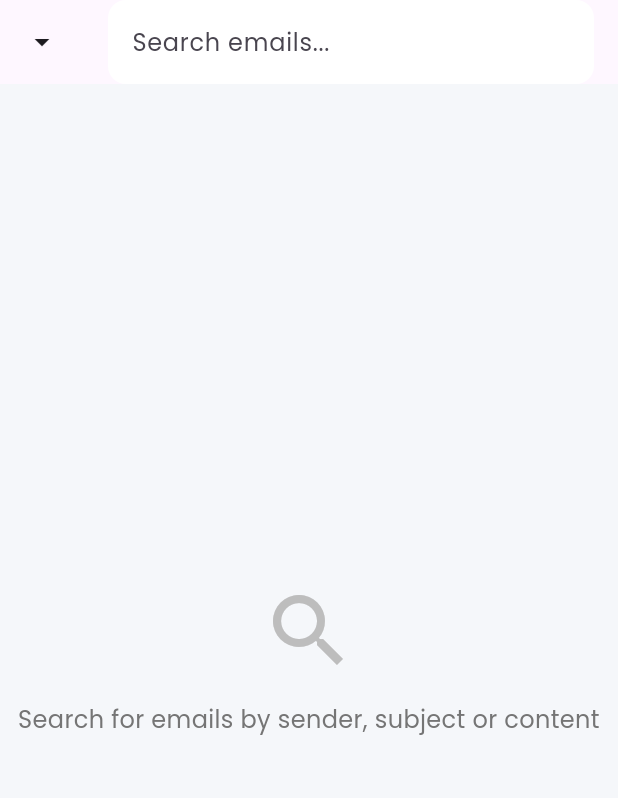
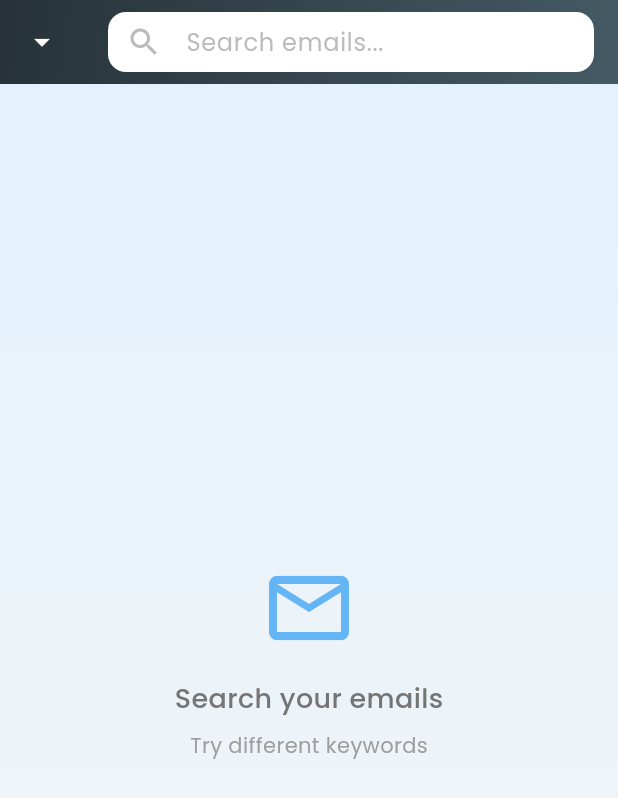
Before and after one commit to haris-315/ai_asistant, a Flutter app: the EmailSearchScreen screen opened directly, on a phone screen of 412 x 824 dp. Shown: the top 798 px of the screen. Run offline on Flutter 3.47's test engine with Material 3 defaults, Android fonts, the phone set to English and light mode, and no system bars; our stand-ins replace animated_notch_bottom_bar, connectivity_plus, dio, file_picker, flutter_bloc, flutter_markdown and 14 more; missing offline and left inert: jumping_dot; accounts and stored records are empty; network calls fail.

Commit message:
search functionlity improved

```diff
--- a/lib/ui/screen/home/emails/emails_search_screen.dart
+++ b/lib/ui/screen/home/emails/emails_search_screen.dart
@@ -1,5 +1,5 @@
-import 'package:ai_asistant/Controller/auth_controller.dart';
 import 'package:ai_asistant/data/models/emails/thread_detail.dart';
+import 'package:ai_asistant/ui/screen/home/emails/email_details_screen.dart';
 import 'package:ai_asistant/ui/widget/dateformat.dart';
 import 'package:ai_asistant/ui/widget/snackbar.dart';
 import 'package:flutter/material.dart';
@@ -19,7 +19,6 @@ class EmailSearchScreen extends StatefulWidget {
 class _EmailSearchScreenState extends State<EmailSearchScreen> {
   final TextEditingController _searchController = TextEditingController();
   final ScrollController _scrollController = ScrollController();
-  final AuthController _authController = Get.find<AuthController>();
   final FocusNode _searchFocusNode = FocusNode();
 
   List<EmailMessage> _emails = [];
@@ -28,7 +27,7 @@ class _EmailSearchScreenState extends State<EmailSearchScreen> {
   bool _hasReachedEnd = false;
   bool _isLoadingDetails = false;
   int _skip = 0;
-  static const int _limit = 15;
+  static const int _limit = 6;
   String _currentQuery = '';
 
   @override
@@ -159,23 +158,122 @@ class _EmailSearchScreenState extends State<EmailSearchScreen> {
         return;
       }
 
-      // Uncomment when you have the actual implementation
-      // final threadData = await _authController.GetThreadbyID(
-      //   threadId,
-      //   null,
-      //   notToShowLoader: true,
-      // );
-
-      // if (threadData != null && threadData.isNotEmpty) {
-      //   Get.to(() => EmailDetailScreen(threadAndData: threadData));
-      // } else {
-      //   _showErrorSnackbar('Failed to load email details.');
-      // }
+      Get.to(
+        () => EmailDetailScreen(
+          subject: email.subject ?? "",
+          summary: email.summary ?? "",
+          conversationId: email.id ?? "",
+          threadAndData: {
+            "thread_mails": [email],
+          },
+        ),
+      );
     } finally {
       if (mounted) {
         setState(() => _isLoadingDetails = false);
       }
     }
+  }
+
+  @override
+  Widget build(BuildContext context) {
+    return Scaffold(
+      appBar: AppBar(
+        leading: IconButton(
+          onPressed: () => Navigator.pop(context),
+          icon: const Icon(Icons.arrow_drop_down, color: Colors.white),
+        ),
+        title: _buildSearchField(),
+        backgroundColor: Colors.blueGrey[800],
+        elevation: 0,
+        flexibleSpace: Container(
+          decoration: BoxDecoration(
+            gradient: LinearGradient(
+              colors: [Colors.blueGrey[900]!, Colors.blueGrey[700]!],
+              begin: Alignment.topLeft,
+              end: Alignment.bottomRight,
+            ),
+          ),
+        ),
+        actions: [
+          if (_currentQuery.isNotEmpty)
+            IconButton(
+              icon: const Icon(Icons.clear, color: Colors.white),
+              onPressed: () {
+                _searchController.clear();
+                _searchEmails('');
+              },
+            ),
+        ],
+      ),
+      body: Container(
+        decoration: BoxDecoration(
+          gradient: LinearGradient(
+            begin: Alignment.topCenter,
+            end: Alignment.bottomCenter,
+            colors: [Colors.blue[50]!, Colors.grey[100]!],
+          ),
+        ),
+        child: _buildBody(),
+      ),
+      floatingActionButton: _buildFloatingActionButton(),
+    );
+  }
+
+  Widget _buildSearchField() {
+    return Container(
+      height: 40,
+      decoration: BoxDecoration(
+        color: Colors.white.withValues(alpha: 0.2),
+        borderRadius: BorderRadius.circular(20),
+      ),
+      child: TextField(
+        controller: _searchController,
+        focusNode: _searchFocusNode,
+        style: const TextStyle(color: Colors.blueGrey),
+        cursorColor: Colors.blueGrey,
+        decoration: InputDecoration(
+          hintText: 'Search emails...',
+          hintStyle: TextStyle(color: Colors.grey.withValues(alpha: 0.7)),
+          border: OutlineInputBorder(
+            borderSide: BorderSide.none,
+            borderRadius: BorderRadius.circular(12),
+          ),
+          focusedBorder: OutlineInputBorder(
+            borderSide: BorderSide.none,
+            borderRadius: BorderRadius.circular(12),
+          ),
+          contentPadding: const EdgeInsets.symmetric(
+            horizontal: 16,
+            vertical: 8,
+          ),
+          prefixIcon: Icon(
+            Icons.search,
+            color: Colors.grey.withValues(alpha: 0.7),
+          ),
+          suffixIcon:
+              _isLoading
+                  ? const Padding(
+                    padding: EdgeInsets.all(8.0),
+                    child: SizedBox(
+                      width: 16,
+                      height: 16,
+                      child: CircularProgressIndicator(
+                        strokeWidth: 2,
+                        color: Colors.grey,
+                      ),
+                    ),
+                  )
+                  : null,
+        ),
+        onChanged: (value) => _debounceSearch(value),
+        onSubmitted: (value) => _searchEmails(value),
+      ),
+    );
+  }
+
+  void _debounceSearch(String value) {
+    _searchEmails(value);
   }
 
   @override
@@ -186,87 +284,36 @@ class _EmailSearchScreenState extends State<EmailSearchScreen> {
     super.dispose();
   }
 
-  @override
-  Widget build(BuildContext context) {
-    return Scaffold(
-      appBar: AppBar(
-        leading: IconButton(
-          onPressed: () {
-            Navigator.pop(context);
-          },
-          icon: Icon(Icons.arrow_drop_down),
-        ),
-        title: _buildSearchField(),
-        actions: [
-          if (_currentQuery.isNotEmpty)
-            IconButton(
-              icon: const Icon(Icons.clear),
-              onPressed: () {
-                _searchController.clear();
-                _searchEmails('');
-              },
-            ),
-        ],
-      ),
-      body: _buildBody(),
-      floatingActionButton: _buildFloatingActionButton(),
-    );
-  }
-
-  Widget _buildSearchField() {
-    return TextField(
-      controller: _searchController,
-      focusNode: _searchFocusNode,
-      decoration: InputDecoration(
-        hintText: 'Search emails...',
-        border: OutlineInputBorder(
-          borderRadius: BorderRadius.circular(12),
-          borderSide: BorderSide.none,
-        ),
-        focusedBorder: OutlineInputBorder(
-          borderSide: BorderSide.none,
-          borderRadius: BorderRadius.circular(12),
-        ),
-        suffixIcon:
-            _isLoading
-                ? const Padding(
-                  padding: EdgeInsets.all(8.0),
-                  child: SizedBox(
-                    width: 16,
-                    height: 16,
-                    child: CircularProgressIndicator(strokeWidth: 2),
-                  ),
-                )
-                : null,
-      ),
-      onChanged: (value) => _debounceSearch(value),
-      onSubmitted: (value) => _searchEmails(value),
-    );
-  }
-
   Widget _buildBody() {
     if (_isLoading && _emails.isEmpty) {
-      return const Center(child: SpinKitSpinningLines(color: Colors.blue));
+      return const Center(
+        child: SpinKitFadingCircle(color: Colors.blue, size: 50.0),
+      );
     }
 
     if (_emails.isEmpty) {
       return Center(
-        child: Padding(
-          padding: const EdgeInsets.all(12.0),
         child: Column(
           mainAxisAlignment: MainAxisAlignment.center,
           children: [
-              Icon(Icons.search, size: 64, color: Colors.grey[400]),
+            Icon(Icons.email_outlined, size: 64, color: Colors.blue[300]),
             const SizedBox(height: 16),
             Text(
               _currentQuery.isEmpty
-                    ? 'Search for emails by sender, subject or content'
-                    : 'No results found for "$_currentQuery"',
-                textAlign: TextAlign.center,
-                style: TextStyle(fontSize: 16, color: Colors.grey[600]),
+                  ? 'Search your emails'
+                  : 'No results for "$_currentQuery"',
+              style: TextStyle(
+                fontSize: 18,
+                color: Colors.grey[600],
+                fontWeight: FontWeight.w500,
+              ),
+            ),
+            const SizedBox(height: 8),
+            Text(
+              'Try different keywords',
+              style: TextStyle(fontSize: 14, color: Colors.grey[500]),
             ),
           ],
-          ),
         ),
       );
     }
@@ -274,16 +321,23 @@ class _EmailSearchScreenState extends State<EmailSearchScreen> {
     return Column(
       children: [
         Padding(
-          padding: const EdgeInsets.symmetric(horizontal: 16, vertical: 8),
+          padding: const EdgeInsets.fromLTRB(16, 12, 16, 8),
           child: Row(
             children: [
               Text(
-                '${_emails.length} results',
-                style: TextStyle(color: Colors.grey[600], fontSize: 14),
+                '${_emails.length} ${_emails.length == 1 ? 'result' : 'results'}',
+                style: TextStyle(
+                  color: Colors.blue[800],
+                  fontSize: 14,
+                  fontWeight: FontWeight.w500,
+                ),
               ),
               const Spacer(),
               if (_emails.isNotEmpty)
                 TextButton(
+                  style: TextButton.styleFrom(
+                    foregroundColor: Colors.blue[800],
+                  ),
                   onPressed: () {
                     _scrollController.animateTo(
                       0,
@@ -291,7 +345,7 @@ class _EmailSearchScreenState extends State<EmailSearchScreen> {
                       curve: Curves.easeOut,
                     );
                   },
-                  child: const Text('Top'),
+                  child: const Text('Back to top'),
                 ),
             ],
           ),
@@ -299,16 +353,13 @@ class _EmailSearchScreenState extends State<EmailSearchScreen> {
         Expanded(
           child: ListView.builder(
             controller: _scrollController,
+            padding: const EdgeInsets.only(bottom: 16),
             itemCount: _emails.length + (_isLoadingMore ? 1 : 0),
             itemBuilder: (context, index) {
               if (index == _emails.length) {
                 return _buildLoadingMoreIndicator();
               }
-              return EmailSearchItem(
-                email: _emails[index],
-                onTap: () => _navigateToDetails(_emails[index]),
-                isLoadingDetails: _isLoadingDetails,
-              );
+              return _buildEmailCard(_emails[index]);
             },
           ),
         ),
@@ -316,84 +367,45 @@ class _EmailSearchScreenState extends State<EmailSearchScreen> {
     );
   }
 
-  Widget _buildLoadingMoreIndicator() {
-    return Padding(
-      padding: const EdgeInsets.symmetric(vertical: 16),
-      child: Center(
-        child: SizedBox(
-          width: 24,
-          height: 24,
-          child: CircularProgressIndicator(strokeWidth: 2),
-        ),
-      ),
-    );
-  }
-
-  Widget? _buildFloatingActionButton() {
-    if (_emails.isEmpty) return null;
-
-    return FloatingActionButton(
-      backgroundColor: Theme.of(context).primaryColor,
-      child: const Icon(Icons.arrow_upward, color: Colors.white),
-      onPressed: () {
-        _scrollController.animateTo(
-          0,
-          duration: const Duration(milliseconds: 300),
-          curve: Curves.easeOut,
-        );
-      },
-    );
-  }
-
-  void _debounceSearch(String value) {
-    // Implement debounce logic if needed
-    _searchEmails(value);
-  }
-}
-
-class EmailSearchItem extends StatelessWidget {
-  final EmailMessage email;
-  final VoidCallback onTap;
-  final bool isLoadingDetails;
-
-  const EmailSearchItem({
-    super.key,
-    required this.email,
-    required this.onTap,
-    required this.isLoadingDetails,
-  });
-
-  @override
-  Widget build(BuildContext context) {
+  Widget _buildEmailCard(EmailMessage email) {
     final isRead = email.isRead ?? false;
-    final textColor = isRead ? Colors.grey[600] : Colors.grey[800];
-    final fontWeight = isRead ? FontWeight.normal : FontWeight.w500;
     final senderName = email.senderName ?? email.sender ?? 'Unknown';
     final initials = senderName.isNotEmpty ? senderName[0].toUpperCase() : 'U';
+    final hasAttachment = email.hasAttachments ?? false;
+    final date = formatEmailDate(email.receivedAt?.toIso8601String() ?? '');
 
-    return Card(
-      margin: const EdgeInsets.symmetric(horizontal: 16, vertical: 8),
-      elevation: 1,
+    return Padding(
+      padding: const EdgeInsets.symmetric(horizontal: 16, vertical: 8),
+      child: Card(
+        elevation: 2,
         shape: RoundedRectangleBorder(borderRadius: BorderRadius.circular(12)),
         child: InkWell(
           borderRadius: BorderRadius.circular(12),
-        onTap: isLoadingDetails ? null : onTap,
+          onTap: () => _navigateToDetails(email),
           child: Padding(
             padding: const EdgeInsets.all(16),
             child: Column(
               crossAxisAlignment: CrossAxisAlignment.start,
               children: [
                 Row(
+                  crossAxisAlignment: CrossAxisAlignment.start,
                   children: [
-                  CircleAvatar(
-                    backgroundColor:
+                    Container(
+                      width: 40,
+                      height: 40,
+                      decoration: BoxDecoration(
+                        color:
                             Colors.primaries[senderName.hashCode %
                                 Colors.primaries.length],
+                        shape: BoxShape.circle,
+                      ),
+                      alignment: Alignment.center,
                       child: Text(
                         initials,
                         style: const TextStyle(
                           color: Colors.white,
                           fontWeight: FontWeight.bold,
+                          fontSize: 16,
                         ),
                       ),
                     ),
@@ -402,27 +414,24 @@ class EmailSearchItem extends StatelessWidget {
                       child: Column(
                         crossAxisAlignment: CrossAxisAlignment.start,
                         children: [
-                        Text(
+                          Row(
+                            children: [
+                              Expanded(
+                                child: Text(
                                   senderName,
                                   style: TextStyle(
-                            color: textColor,
-                            fontWeight: fontWeight,
                                     fontSize: 16,
+                                    fontWeight:
+                                        isRead
+                                            ? FontWeight.normal
+                                            : FontWeight.bold,
+                                    color:
+                                        isRead
+                                            ? Colors.grey[600]
+                                            : Colors.grey[800],
                                   ),
                                   maxLines: 1,
                                   overflow: TextOverflow.ellipsis,
-                        ),
-                        const SizedBox(height: 2),
-                        Text(
-                          formatEmailDate(
-                            email.receivedAt?.toIso8601String() ?? '',
-                          ),
-                          style: TextStyle(
-                            color: Colors.grey[500],
-                            fontSize: 12,
-                          ),
-                        ),
-                      ],
                                 ),
                               ),
                               if (!isRead)
@@ -434,12 +443,25 @@ class EmailSearchItem extends StatelessWidget {
                                     shape: BoxShape.circle,
                                   ),
                                 ),
-                  if (email.hasAttachments ?? false)
+                            ],
+                          ),
+                          const SizedBox(height: 4),
+                          Text(
+                            date,
+                            style: TextStyle(
+                              fontSize: 12,
+                              color: Colors.grey[500],
+                            ),
+                          ),
+                        ],
+                      ),
+                    ),
+                    if (hasAttachment)
                       const Padding(
                         padding: EdgeInsets.only(left: 8),
                         child: Icon(
                           Icons.attach_file,
-                        size: 18,
+                          size: 20,
                           color: Colors.grey,
                         ),
                       ),
@@ -449,9 +471,9 @@ class EmailSearchItem extends StatelessWidget {
                 Text(
                   email.subject ?? 'No Subject',
                   style: TextStyle(
-                  color: textColor,
-                  fontWeight: fontWeight,
                     fontSize: 16,
+                    fontWeight: isRead ? FontWeight.normal : FontWeight.w600,
+                    color: isRead ? Colors.grey[700] : Colors.black,
                   ),
                   maxLines: 2,
                   overflow: TextOverflow.ellipsis,
@@ -460,7 +482,7 @@ class EmailSearchItem extends StatelessWidget {
                   const SizedBox(height: 8),
                   Text(
                     email.summary!,
-                  style: TextStyle(color: Colors.grey[600], fontSize: 14),
+                    style: TextStyle(fontSize: 14, color: Colors.grey[600]),
                     maxLines: 2,
                     overflow: TextOverflow.ellipsis,
                   ),
@@ -469,6 +491,39 @@ class EmailSearchItem extends StatelessWidget {
             ),
           ),
         ),
+      ),
+    );
+  }
+
+  Widget _buildLoadingMoreIndicator() {
+    return Padding(
+      padding: const EdgeInsets.symmetric(vertical: 16),
+      child: Center(
+        child: SizedBox(
+          width: 24,
+          height: 24,
+          child: CircularProgressIndicator(
+            strokeWidth: 2,
+            color: Colors.blue[800],
+          ),
+        ),
+      ),
+    );
+  }
+
+  Widget? _buildFloatingActionButton() {
+    if (_emails.isEmpty) return null;
+
+    return FloatingActionButton(
+      backgroundColor: Colors.blue[800],
+      child: const Icon(Icons.arrow_upward, color: Colors.white),
+      onPressed: () {
+        _scrollController.animateTo(
+          0,
+          duration: const Duration(milliseconds: 300),
+          curve: Curves.easeOut,
+        );
+      },
     );
   }
 }
--- a/pubspec.yaml
+++ b/pubspec.yaml
@@ -75,7 +75,6 @@ dependencies:
   path: ^1.9.1
   flutter_image: ^4.1.13
   crypto: ^3.0.6
-  sqflite_common_ffi: ^2.3.5
   hive: ^2.2.3
   hive_flutter: ^1.1.0
 
```
Also changed, not shown: lib/ui/screen/home/emails/all_email_screen.dart (+14 -5 lines), lib/ui/screen/home/emails/email_details_screen.dart (+20 -17 lines), pubspec.lock. Lines whose indentation alone changed are shown as unchanged.
